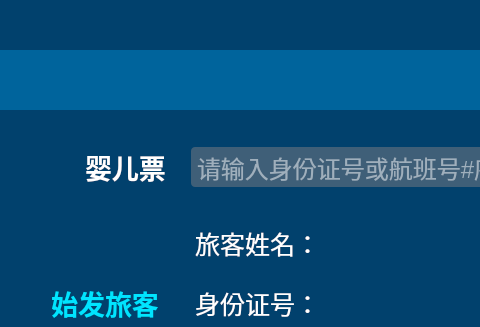
This is BoardingControl_Linux/UI_Classes/workflowrecording.ui in 17719543022/Review as Qt 5 draws it before an edit; both pictures show x 0 to 480 and y 0 to 327 of the 800 by 1280 pixel window. The edited form follows.
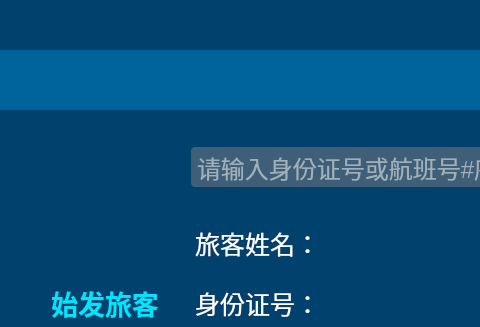
This is the edited form. Icons and pictures are not drawn.

```diff
--- a/BoardingControl_Linux/UI_Classes/workflowrecording.ui
+++ b/BoardingControl_Linux/UI_Classes/workflowrecording.ui
@@ -114,55 +114,6 @@
 image: 0;
 background: 0;</string>
     </property>
-    <widget class="QPushButton" name="flowBabyPushButton">
-     <property name="geometry">
-      <rect>
-       <x>30</x>
-       <y>34</y>
-       <width>34</width>
-       <height>34</height>
-      </rect>
-     </property>
-     <property name="styleSheet">
-      <string notr="true">border: 0;
-image: 0;
-background: 0;
-image: url(:/4全流程记录/Images/4全流程记录/未勾选.png);</string>
-     </property>
-     <property name="text">
-      <string/>
-     </property>
-    </widget>
-    <widget class="QLabel" name="flowBabyLabel">
-     <property name="geometry">
-      <rect>
-       <x>70</x>
-       <y>31</y>
-       <width>91</width>
-       <height>38</height>
-      </rect>
-     </property>
-     <property name="font">
-      <font>
-       <pointsize>20</pointsize>
-       <weight>75</weight>
-       <bold>true</bold>
-      </font>
-     </property>
-     <property name="styleSheet">
-      <string notr="true">border: 0;
-image: 0;
-background: 0;
-font-style: Microsoft YaHei;
-color: rgb(255, 255, 255);</string>
-     </property>
-     <property name="text">
-      <string>婴儿票</string>
-     </property>
-     <property name="alignment">
-      <set>Qt::AlignLeading|Qt::AlignLeft|Qt::AlignVCenter</set>
-     </property>
-    </widget>
     <widget class="QPushButton" name="flowQueryPushButton">
      <property name="geometry">
       <rect>
```
